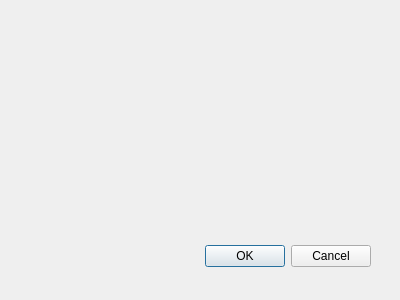
nextgis/qgis_reporter, file reporterdialogbase.ui: the form before one commit.
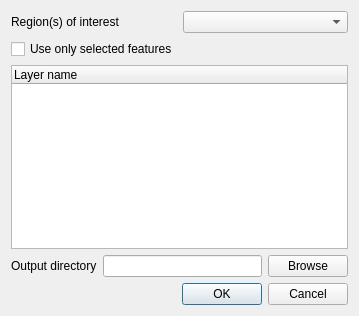
The form after the commit.

Commit message: layer loading and other basic functions

The edit to the form file:
```diff
--- a/reporterdialogbase.ui
+++ b/reporterdialogbase.ui
@@ -6,29 +6,88 @@
    <rect>
     <x>0</x>
     <y>0</y>
-    <width>400</width>
-    <height>300</height>
+    <width>359</width>
+    <height>316</height>
    </rect>
   </property>
   <property name="windowTitle">
    <string>Reporter</string>
   </property>
-  <widget class="QDialogButtonBox" name="buttonBox">
-   <property name="geometry">
-    <rect>
-     <x>30</x>
-     <y>240</y>
-     <width>341</width>
-     <height>32</height>
-    </rect>
-   </property>
-   <property name="orientation">
-    <enum>Qt::Horizontal</enum>
-   </property>
-   <property name="standardButtons">
-    <set>QDialogButtonBox::Cancel|QDialogButtonBox::Ok</set>
-   </property>
-  </widget>
+  <layout class="QVBoxLayout" name="verticalLayout">
+   <item>
+    <layout class="QHBoxLayout" name="horizontalLayout">
+     <item>
+      <widget class="QLabel" name="label">
+       <property name="frameShape">
+        <enum>QFrame::NoFrame</enum>
+       </property>
+       <property name="text">
+        <string>Region(s) of interest</string>
+       </property>
+      </widget>
+     </item>
+     <item>
+      <widget class="QComboBox" name="cmbAnalysisRegion"/>
+     </item>
+    </layout>
+   </item>
+   <item>
+    <widget class="QCheckBox" name="chkUseSelection">
+     <property name="text">
+      <string>Use only selected features</string>
+     </property>
+    </widget>
+   </item>
+   <item>
+    <widget class="QTreeWidget" name="lstLayers">
+     <property name="rootIsDecorated">
+      <bool>false</bool>
+     </property>
+     <property name="itemsExpandable">
+      <bool>false</bool>
+     </property>
+     <property name="expandsOnDoubleClick">
+      <bool>false</bool>
+     </property>
+     <column>
+      <property name="text">
+       <string>Layer name</string>
+      </property>
+     </column>
+    </widget>
+   </item>
+   <item>
+    <layout class="QHBoxLayout" name="horizontalLayout_2">
+     <item>
+      <widget class="QLabel" name="label_3">
+       <property name="text">
+        <string>Output directory</string>
+       </property>
+      </widget>
+     </item>
+     <item>
+      <widget class="QLineEdit" name="leOutputDirectory"/>
+     </item>
+     <item>
+      <widget class="QPushButton" name="btnBrowse">
+       <property name="text">
+        <string>Browse</string>
+       </property>
+      </widget>
+     </item>
+    </layout>
+   </item>
+   <item>
+    <widget class="QDialogButtonBox" name="buttonBox">
+     <property name="orientation">
+      <enum>Qt::Horizontal</enum>
+     </property>
+     <property name="standardButtons">
+      <set>QDialogButtonBox::Cancel|QDialogButtonBox::Ok</set>
+     </property>
+    </widget>
+   </item>
+  </layout>
  </widget>
  <resources/>
  <connections>
```
The commit also changes 2 other files.
